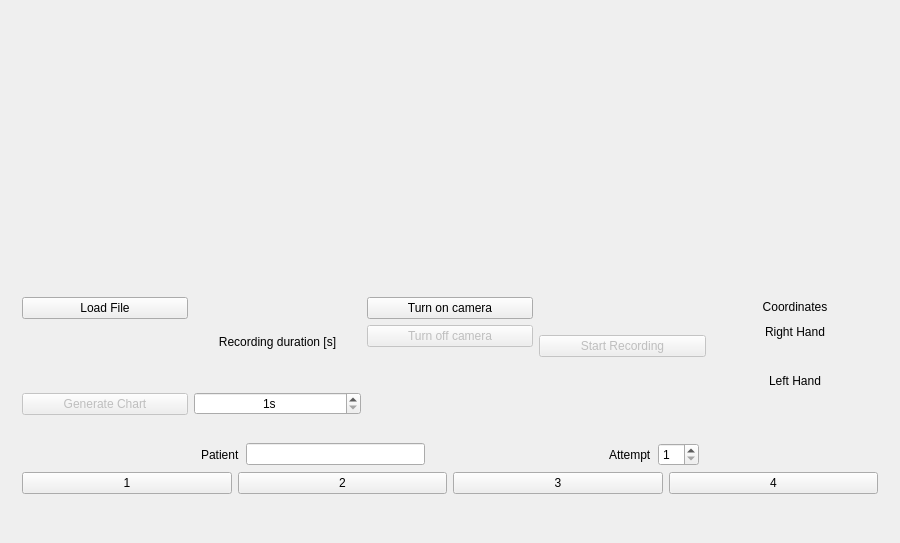
This is mainwindow.ui in micavanco/VR-Hands-Analyzer as Qt 5 draws it before an edit. The edited form follows.
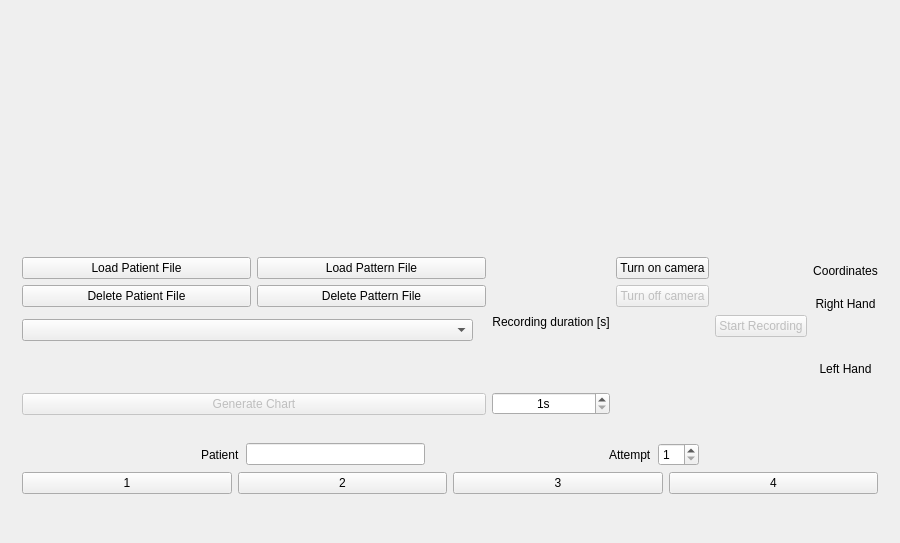
This is the edited form.

Commit message: Implemented loading unlimited files methods based on Qt collection class QMap for every patient and also method to delete every loaded file

The edit to the form file:
```diff
--- a/mainwindow.ui
+++ b/mainwindow.ui
@@ -29,14 +29,16 @@
       <property name="maximumSize">
        <size>
         <width>16777215</width>
-        <height>140</height>
+        <height>180</height>
        </size>
       </property>
       <layout class="QHBoxLayout" name="horizontalLayout">
        <item>
         <layout class="QVBoxLayout" name="verticalLayout_5">
          <item>
-          <widget class="QPushButton" name="loadFileButton">
+          <layout class="QHBoxLayout" name="horizontalLayout_5">
+           <item>
+            <widget class="QPushButton" name="loadPatientFileButton">
            <property name="minimumSize">
             <size>
              <width>0</width>
@@ -44,16 +46,81 @@
             </size>
            </property>
            <property name="text">
-            <string>Load File</string>
+              <string>Load Patient File</string>
            </property>
           </widget>
          </item>
          <item>
-          <widget class="QLabel" name="fileLabel">
+            <widget class="QPushButton" name="loadPatternFileButton">
            <property name="text">
+              <string>Load Pattern File</string>
+             </property>
+            </widget>
+           </item>
+          </layout>
+         </item>
+         <item>
+          <layout class="QHBoxLayout" name="horizontalLayout_6">
+           <item>
+            <widget class="QPushButton" name="deletePatientFileButton">
+             <property name="text">
+              <string>Delete Patient File</string>
+             </property>
+            </widget>
+           </item>
+           <item>
+            <widget class="QPushButton" name="deletePatternFileButton">
+             <property name="text">
+              <string>Delete Pattern File</string>
+             </property>
+            </widget>
+           </item>
+          </layout>
+         </item>
+         <item>
+          <layout class="QHBoxLayout" name="horizontalLayout_7">
+           <item>
+            <widget class="QComboBox" name="fileComboBox">
+             <property name="sizePolicy">
+              <sizepolicy hsizetype="MinimumExpanding" vsizetype="Fixed">
+               <horstretch>0</horstretch>
+               <verstretch>0</verstretch>
+              </sizepolicy>
+             </property>
+             <property name="minimumSize">
+              <size>
+               <width>240</width>
+               <height>0</height>
+              </size>
+             </property>
+            </widget>
+           </item>
+           <item>
+            <widget class="QLabel" name="filePatternLabel">
+             <property name="text">
             <string/>
            </property>
           </widget>
+           </item>
+          </layout>
+         </item>
+         <item>
+          <layout class="QHBoxLayout" name="horizontalLayout_8">
+           <item>
+            <widget class="QLabel" name="filePatientLabelInfo">
+             <property name="text">
+              <string/>
+             </property>
+            </widget>
+           </item>
+           <item>
+            <widget class="QLabel" name="filePatternLabelInfo">
+             <property name="text">
+              <string/>
+             </property>
+            </widget>
+           </item>
+          </layout>
          </item>
          <item>
           <widget class="QPushButton" name="chartButton">
```
Lines whose indentation alone changed are shown as unchanged. The commit also changes 6 other files.
